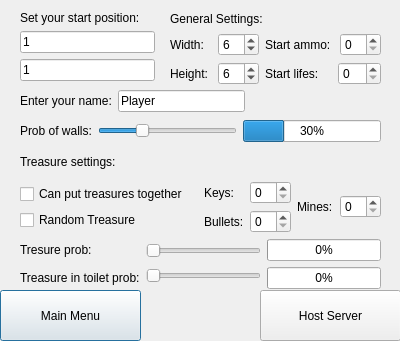
TeftelTennis/Labyrinth, file hostserver.ui: the form before one commit.
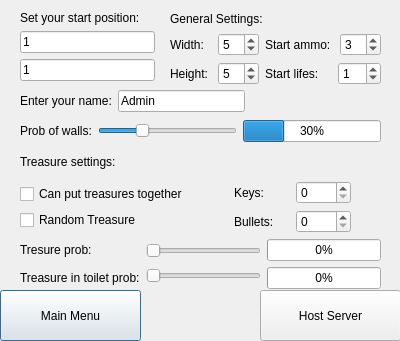
The form after the commit.

Patch:
```diff
--- a/hostserver.ui
+++ b/hostserver.ui
@@ -111,7 +111,7 @@
              <number>30</number>
             </property>
             <property name="value">
-             <number>6</number>
+             <number>5</number>
             </property>
            </widget>
           </item>
@@ -135,7 +135,7 @@
              <number>30</number>
             </property>
             <property name="value">
-             <number>6</number>
+             <number>5</number>
             </property>
            </widget>
           </item>
@@ -159,6 +159,9 @@
             <property name="maximum">
              <number>25</number>
             </property>
+            <property name="value">
+             <number>3</number>
+            </property>
            </widget>
           </item>
          </layout>
@@ -177,6 +180,9 @@
             <property name="maximum">
              <number>20</number>
             </property>
+            <property name="value">
+             <number>1</number>
+            </property>
            </widget>
           </item>
          </layout>
@@ -187,7 +193,7 @@
     </item>
    </layout>
   </widget>
-  <widget class="QWidget" name="">
+  <widget class="QWidget" name="layoutWidget">
    <property name="geometry">
     <rect>
      <x>20</x>
@@ -276,6 +282,12 @@
          <layout class="QHBoxLayout" name="horizontalLayout_11">
           <item>
            <layout class="QVBoxLayout" name="verticalLayout_7">
+            <property name="leftMargin">
+             <number>30</number>
+            </property>
+            <property name="rightMargin">
+             <number>30</number>
+            </property>
             <item>
              <layout class="QHBoxLayout" name="horizontalLayout_7">
               <item>
@@ -306,20 +318,6 @@
             </item>
            </layout>
           </item>
-          <item>
-           <layout class="QHBoxLayout" name="horizontalLayout_10">
-            <item>
-             <widget class="QLabel" name="label_11">
-              <property name="text">
-               <string>Mines:</string>
-              </property>
-             </widget>
-            </item>
-            <item>
-             <widget class="QSpinBox" name="minesSpinbox"/>
-            </item>
-           </layout>
-          </item>
          </layout>
         </item>
        </layout>
@@ -392,7 +390,7 @@
     </item>
    </layout>
   </widget>
-  <widget class="QWidget" name="">
+  <widget class="QWidget" name="layoutWidget">
    <property name="geometry">
     <rect>
      <x>20</x>
@@ -412,7 +410,7 @@
     <item>
      <widget class="QLineEdit" name="nameLine">
       <property name="text">
-       <string>Player</string>
+       <string>Admin</string>
       </property>
      </widget>
     </item>
```
Left out of the diff: 3 changed lines with no effect on the pictures.
